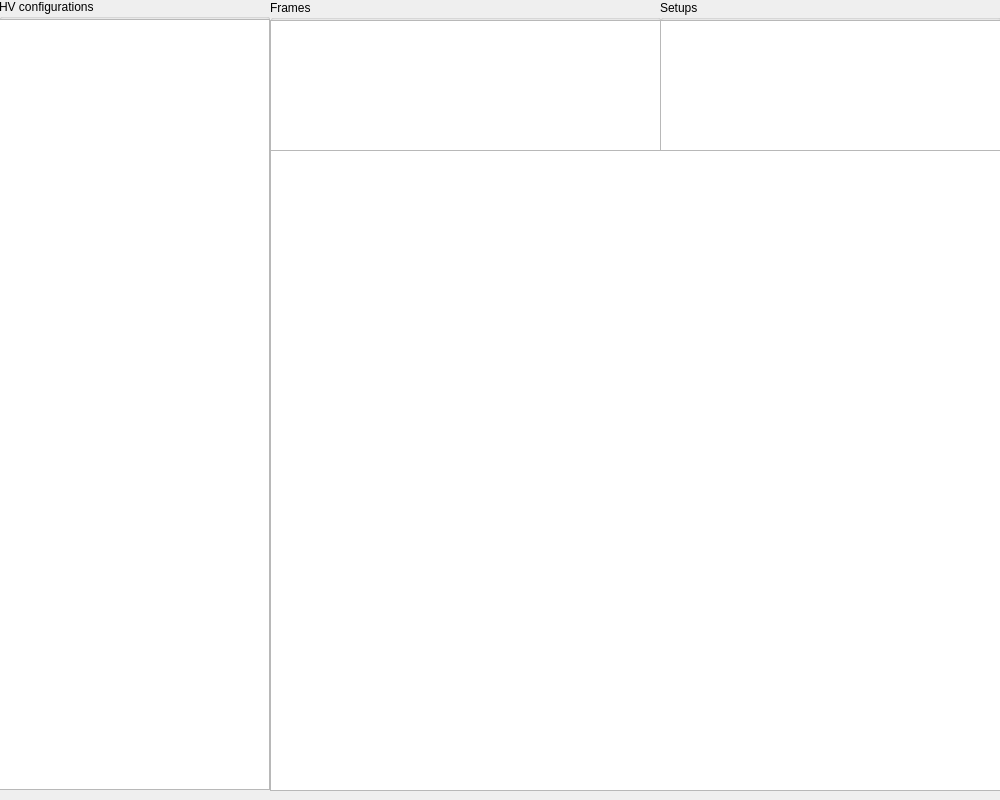
First picture: the form in mainwindow.ui, repository JPETTomography/JPet-HV-GUI-tool, before the edit.
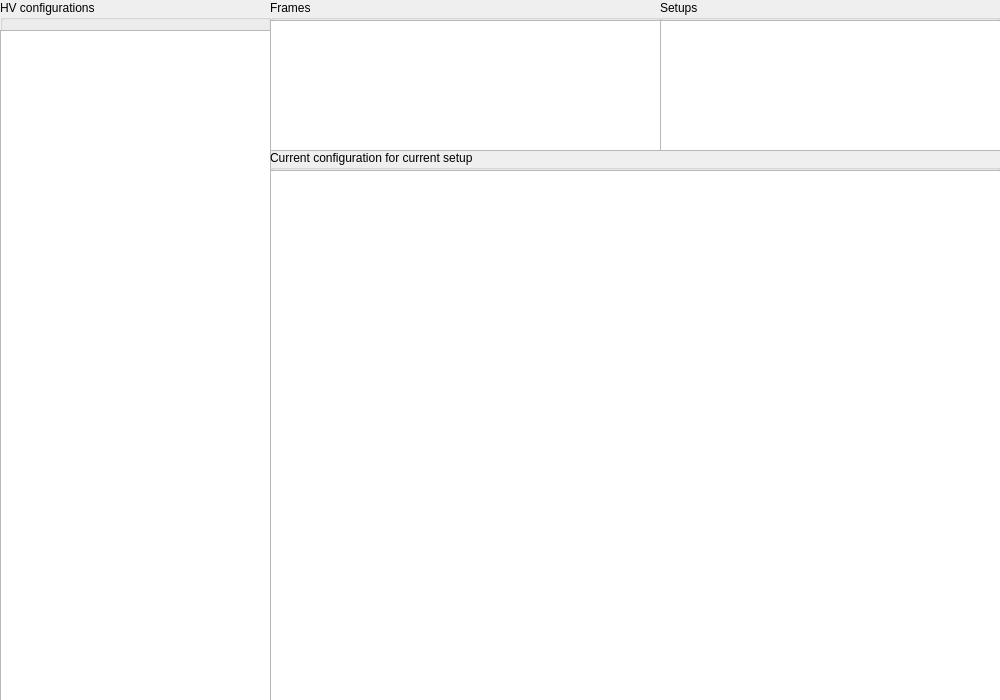
Second picture: the form after the edit.

What changed in the file:
```diff
--- a/mainwindow.ui
+++ b/mainwindow.ui
@@ -7,7 +7,7 @@
     <x>0</x>
     <y>0</y>
     <width>1000</width>
-    <height>800</height>
+    <height>700</height>
    </rect>
   </property>
   <property name="sizePolicy">
@@ -19,39 +19,26 @@
   <property name="minimumSize">
    <size>
     <width>1000</width>
-    <height>800</height>
+    <height>700</height>
    </size>
   </property>
   <property name="maximumSize">
    <size>
     <width>1000</width>
-    <height>800</height>
+    <height>700</height>
    </size>
   </property>
   <property name="windowTitle">
    <string>MainWindow</string>
   </property>
   <widget class="QWidget" name="centralWidget">
-   <widget class="QTableView" name="curentconfig">
-    <property name="geometry">
-     <rect>
-      <x>270</x>
-      <y>150</y>
-      <width>731</width>
-      <height>641</height>
-     </rect>
-    </property>
-    <property name="alternatingRowColors">
-     <bool>true</bool>
-    </property>
-   </widget>
    <widget class="QGroupBox" name="groupBox">
     <property name="geometry">
      <rect>
-      <x>-1</x>
-      <y>-1</y>
+      <x>0</x>
+      <y>0</y>
       <width>271</width>
-      <height>791</height>
+      <height>701</height>
      </rect>
     </property>
     <property name="title">
@@ -61,9 +48,9 @@
      <property name="geometry">
       <rect>
        <x>0</x>
-       <y>20</y>
+       <y>30</y>
        <width>271</width>
-       <height>771</height>
+       <height>671</height>
       </rect>
      </property>
      <property name="alternatingRowColors">
@@ -123,6 +110,32 @@
      </property>
     </widget>
    </widget>
+   <widget class="QGroupBox" name="groupBox_4">
+    <property name="geometry">
+     <rect>
+      <x>270</x>
+      <y>150</y>
+      <width>731</width>
+      <height>551</height>
+     </rect>
+    </property>
+    <property name="title">
+     <string>Current configuration for current setup</string>
+    </property>
+    <widget class="QTableView" name="curentconfig">
+     <property name="geometry">
+      <rect>
+       <x>0</x>
+       <y>20</y>
+       <width>731</width>
+       <height>531</height>
+      </rect>
+     </property>
+     <property name="alternatingRowColors">
+      <bool>true</bool>
+     </property>
+    </widget>
+   </widget>
   </widget>
  </widget>
  <layoutdefault spacing="6" margin="11"/>
```
